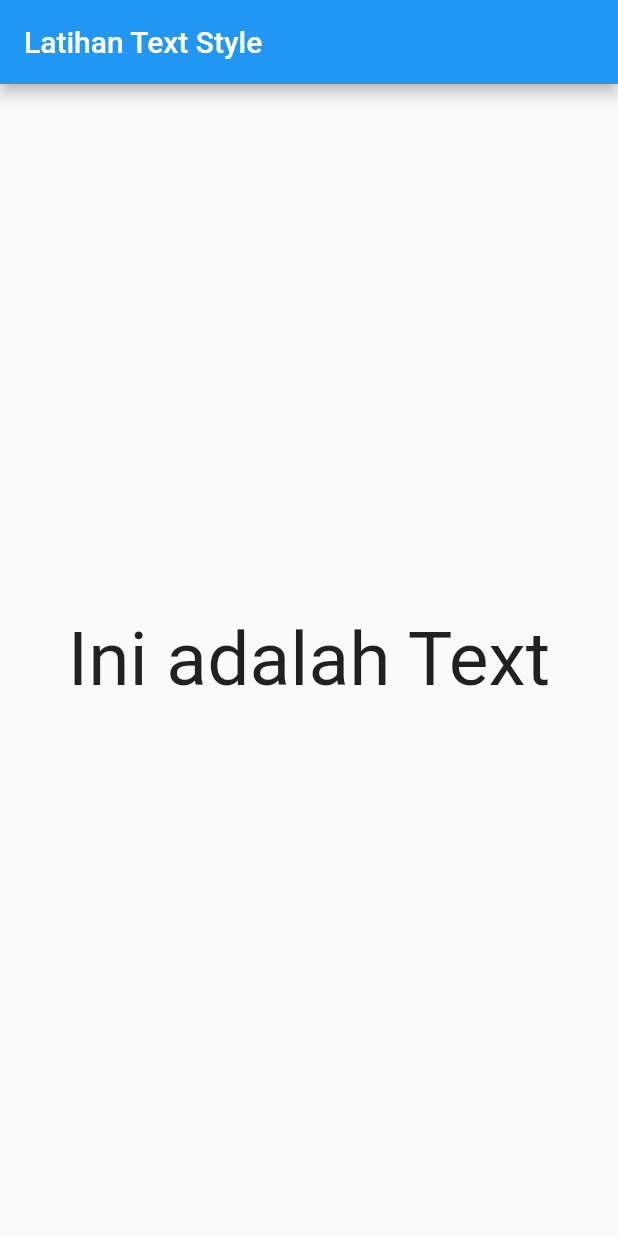
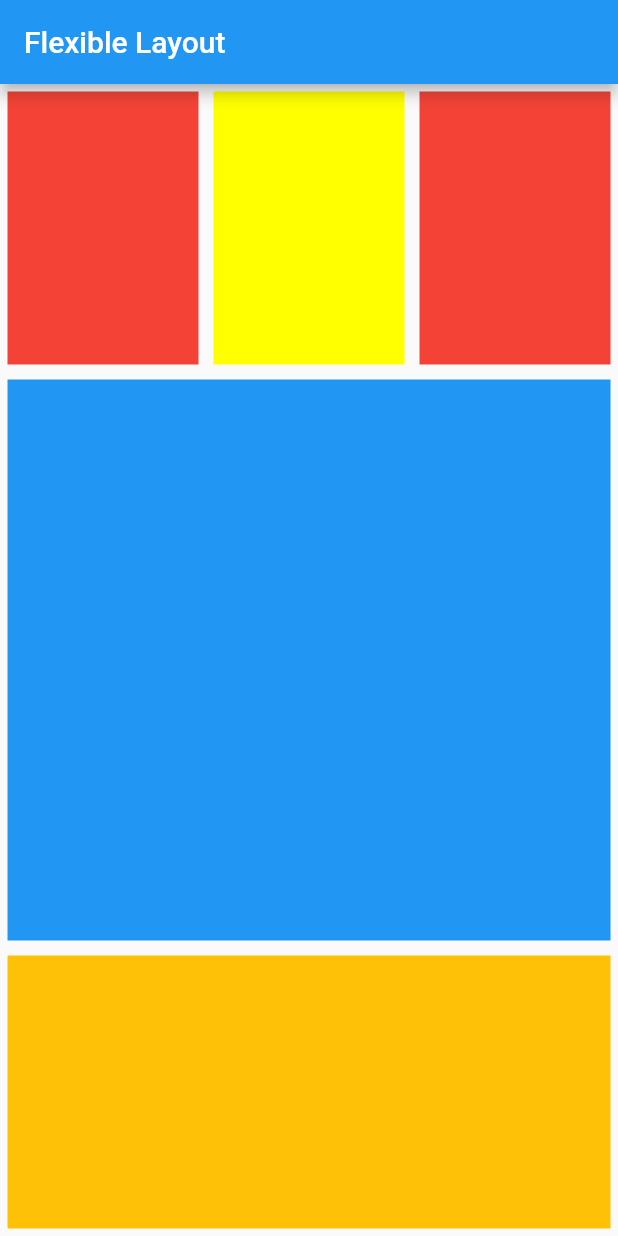
Before and after one commit to yosadade/fundamentals_flutter, a Flutter app: the screen it shows after launch, on a phone screen of 412 x 824 dp. Run offline on Flutter 3.47's test engine with Material 2 defaults, Android fonts, the phone set to English and light mode, and no system bars; Roboto replaces fonts that are missing (Inter-Black).

Commit message:
animation, flex

```diff
--- /dev/null
+++ b/lib/anymatedcontainer_gesturedectector.dart
@@ -0,0 +1,38 @@
+import 'dart:math';
+
+import 'package:flutter/material.dart';
+
+class AnymatedGesture extends StatefulWidget {
+  @override
+  _AnymatedGestureState createState() => _AnymatedGestureState();
+}
+
+class _AnymatedGestureState extends State<AnymatedGesture> {
+  Random random = Random();
+
+  onTap () {
+    setState(() {
+
+    });
+  }
+
+  @override
+  Widget build(BuildContext context) {
+    return MaterialApp(
+        home: Scaffold(
+            appBar: AppBar(
+              title: Text("Latihan Animated Container"),
+            ),
+            body: Center(
+                child: GestureDetector(
+                  onTap: onTap,
+                  child: AnimatedContainer(
+                    duration: Duration(seconds: 5),
+                    width: 50.0 + random.nextInt(101),
+                    height: 59.0 + random.nextInt(101),
+                    color: Color.fromARGB(255, random.nextInt(256),
+                        random.nextInt(256), random.nextInt(256)),
+                  ),
+            ))));
+  }
+}
--- /dev/null
+++ b/lib/flexible_widget.dart
@@ -0,0 +1,50 @@
+import 'package:flutter/material.dart';
+
+class FlexibleWidget extends StatelessWidget {
+  @override
+  Widget build(BuildContext context) {
+    return MaterialApp(
+        home: Scaffold(
+            appBar: AppBar(
+              title: Text("Flexible Layout"),
+            ),
+            body: Column(children: <Widget>[
+              Flexible(
+                child: Row(
+                  children: <Widget>[
+                    Flexible(
+                        flex: 1,
+                        child: Container(
+                          color: Colors.red,
+                          margin: EdgeInsets.all(5),
+                        )),
+                    Flexible(
+                        flex: 1,
+                        child: Container(
+                          color: Colors.yellowAccent,
+                           margin: EdgeInsets.all(5),
+                        )),
+                    Flexible(
+                        flex: 1,
+                        child: Container(
+                          color: Colors.red,
+                           margin: EdgeInsets.all(5),
+                        )),
+                  ],
+                ),
+              ),
+              Flexible(
+                  flex: 2,
+                  child: Container(
+                    color: Colors.blue,
+                     margin: EdgeInsets.all(5),
+                  )),
+              Flexible(
+                  flex: 1,
+                  child: Container(
+                    color: Colors.amber,
+                     margin: EdgeInsets.all(5),
+                  )),
+            ])));
+  }
+}
--- a/lib/main.dart
+++ b/lib/main.dart
@@ -1,5 +1,5 @@
-import 'package:aplikasi_helloworld/anonymous_method.dart';
-import 'package:aplikasi_helloworld/text_style.dart';
+import 'package:aplikasi_helloworld/anymatedcontainer_gesturedectector.dart';
+import 'package:aplikasi_helloworld/flexible_widget.dart';
 import 'package:flutter/material.dart';
 
 void main() {
@@ -10,7 +10,7 @@ class MyApp extends StatelessWidget {
   @override
   Widget build(BuildContext context) {
     return (
-      Textstyle()
+      FlexibleWidget()
     );
   }
 }
```
